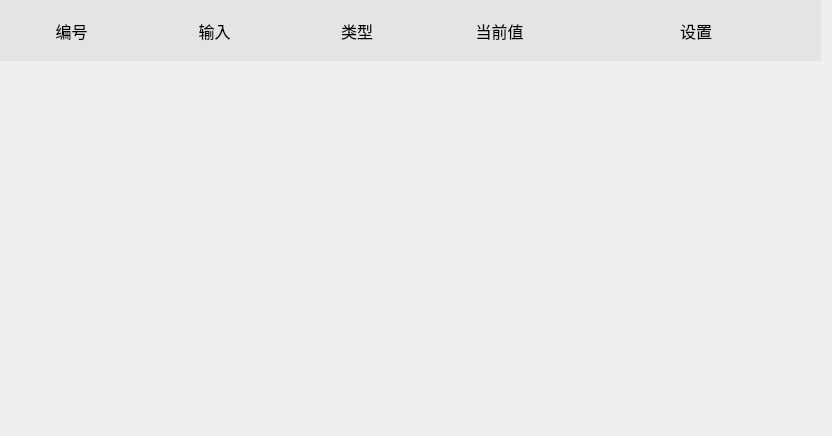
Above: BusBar-Qt/setting/setline/setlinewid.ui from luozhiyong131/BusBar before the change. Below: the same form after it.
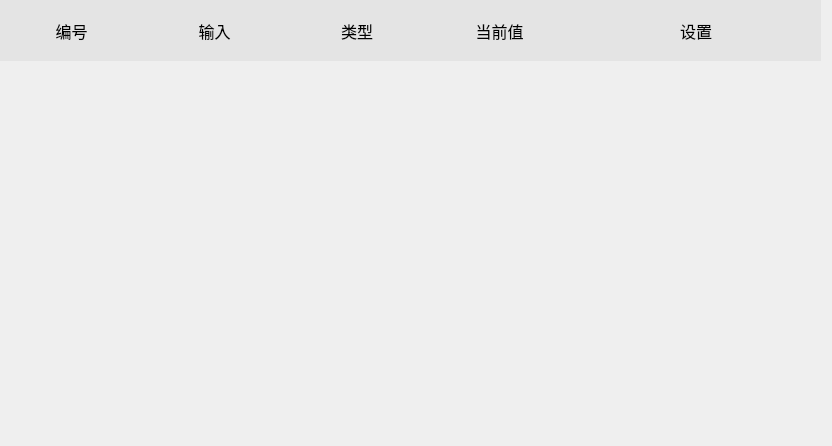
That is the form after the change.

The edit to the form file:
```diff
--- a/BusBar-Qt/setting/setline/setlinewid.ui
+++ b/BusBar-Qt/setting/setline/setlinewid.ui
@@ -7,7 +7,7 @@
     <x>0</x>
     <y>0</y>
     <width>832</width>
-    <height>436</height>
+    <height>446</height>
    </rect>
   </property>
   <property name="windowTitle">
@@ -168,7 +168,7 @@
      <x>10</x>
      <y>380</y>
      <width>811</width>
-     <height>51</height>
+     <height>61</height>
     </rect>
    </property>
   </widget>
```
